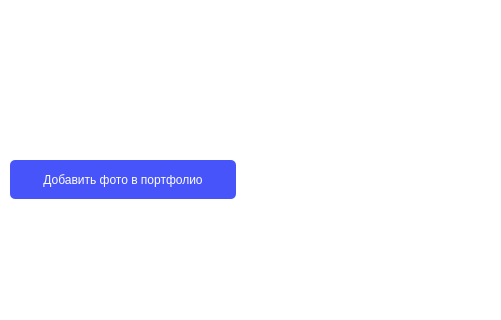
This is ui/profile.ui in OCCCAS/Yandex as Qt 5 draws it before an edit; both pictures show x 0 to 501 and y 0 to 320 of the 501 by 779 pixel window. The edited form follows.
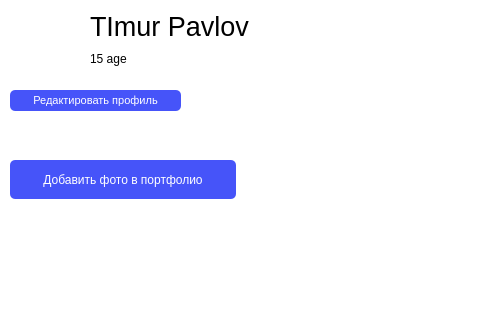
This is the edited form. Icons and pictures are not drawn.

Commit message: build: added profile_photo

Patch:
```diff
--- a/ui/profile.ui
+++ b/ui/profile.ui
@@ -69,17 +69,81 @@
     </property>
    </widget>
   </widget>
-  <widget class="QTextBrowser" name="tb_profile_info">
+  <widget class="QLabel" name="lbl_name">
    <property name="geometry">
     <rect>
-     <x>10</x>
+     <x>90</x>
      <y>10</y>
-     <width>481</width>
-     <height>129</height>
+     <width>180</width>
+     <height>32</height>
     </rect>
+   </property>
+   <property name="font">
+    <font>
+     <pointsize>20</pointsize>
+     <weight>50</weight>
+     <bold>false</bold>
+    </font>
+   </property>
+   <property name="text">
+    <string>TImur Pavlov</string>
+   </property>
+  </widget>
+  <widget class="QLabel" name="lbl_age">
+   <property name="geometry">
+    <rect>
+     <x>90</x>
+     <y>50</y>
+     <width>67</width>
+     <height>17</height>
+    </rect>
+   </property>
+   <property name="text">
+    <string>15 age</string>
+   </property>
+  </widget>
+  <widget class="QPushButton" name="btn_add_img_to_portfolio_2">
+   <property name="geometry">
+    <rect>
+     <x>10</x>
+     <y>90</y>
+     <width>171</width>
+     <height>21</height>
+    </rect>
+   </property>
+   <property name="font">
+    <font>
+     <pointsize>8</pointsize>
+    </font>
    </property>
    <property name="styleSheet">
-    <string notr="true">background-color: rgba(0, 0, 0, 0);</string>
+    <string notr="true">background-color: #4654f9;
+border-width: 2px;
+border-radius: 5px;
+color: white;
+</string>
+   </property>
+   <property name="text">
+    <string>Редактировать профиль</string>
+   </property>
+  </widget>
+  <widget class="QLabel" name="lbl_profile_image">
+   <property name="geometry">
+    <rect>
+     <x>10</x>
+     <y>10</y>
+     <width>65</width>
+     <height>65</height>
+    </rect>
+   </property>
+   <property name="text">
+    <string/>
+   </property>
+   <property name="pixmap">
+    <pixmap>../images/user.png</pixmap>
+   </property>
+   <property name="scaledContents">
+    <bool>true</bool>
    </property>
   </widget>
  </widget>
```
The commit also changes 30 other files.
